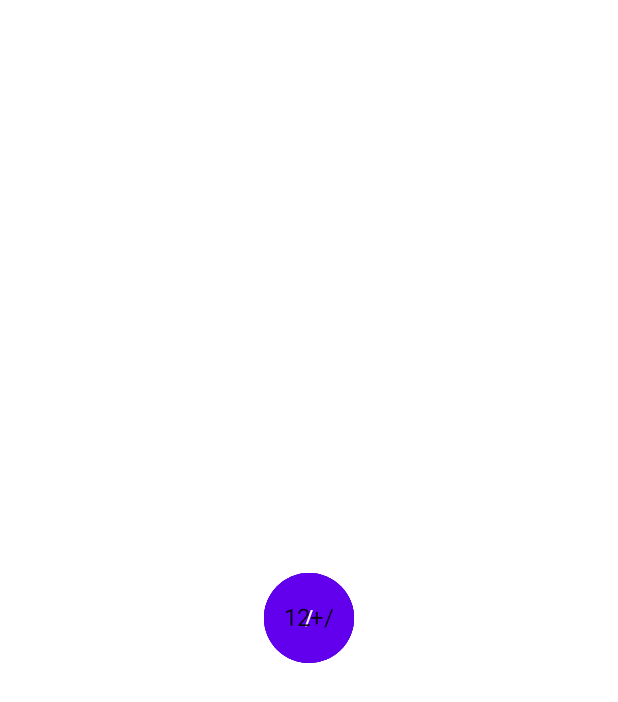
After one commit to metehanbolatt/ComposeUITest, an Android app built with Jetpack Compose: the composable FirstScreen shown on its own in the app's theme, on a phone screen of 412 x 824 dp. The commit adds this screen. Shown: the top 702 px of the screen. Run offline under Robolectric (Android 15) with nearby library versions, the phone set to English and light mode, and no system bars.

Commit message:
First Screen UI Test

```diff
--- /dev/null
+++ b/app/src/main/java/com/metehanbolat/composeuitest/FirstScreen.kt
@@ -0,0 +1,59 @@
+package com.metehanbolat.composeuitest
+
+import androidx.compose.foundation.layout.Box
+import androidx.compose.foundation.layout.fillMaxSize
+import androidx.compose.foundation.layout.size
+import androidx.compose.foundation.shape.CircleShape
+import androidx.compose.material.Button
+import androidx.compose.material.Text
+import androidx.compose.runtime.Composable
+import androidx.compose.ui.Alignment
+import androidx.compose.ui.Modifier
+import androidx.compose.ui.draw.clip
+import androidx.compose.ui.unit.dp
+
+@Composable
+fun FirstScreen(
+    onClickAction: (String) -> Unit
+) {
+    Box(
+        modifier = Modifier.fillMaxSize(),
+        contentAlignment = Alignment.Center
+    ) {
+        Button(
+            modifier = Modifier
+                .size(60.dp)
+                .clip(CircleShape),
+            onClick = { onClickAction("1") }
+        ) {
+            Text(text = "1")
+        }
+        Button(
+            modifier = Modifier
+                .size(60.dp)
+                .clip(CircleShape),
+            onClick = { onClickAction("2") }
+        ) {
+            Text(text = "2")
+        }
+        Button(
+            modifier = Modifier
+                .size(60.dp)
+                .clip(CircleShape),
+            onClick = { onClickAction("+") }
+        ) {
+            Text(text = "+")
+        }
+        Button(
+            modifier = Modifier
+                .size(60.dp)
+                .clip(CircleShape),
+            onClick = { onClickAction("/") }
+        ) {
+            Text(text = "/")
+        }
+
+        Text(text = "12+/")
+
+    }
+}
--- a/app/src/main/java/com/metehanbolat/composeuitest/MainActivity.kt
+++ b/app/src/main/java/com/metehanbolat/composeuitest/MainActivity.kt
@@ -3,10 +3,6 @@ package com.metehanbolat.composeuitest
 import android.os.Bundle
 import androidx.activity.ComponentActivity
 import androidx.activity.compose.setContent
-import androidx.compose.runtime.getValue
-import androidx.compose.runtime.mutableStateOf
-import androidx.compose.runtime.remember
-import androidx.compose.runtime.setValue
 import com.metehanbolat.composeuitest.ui.theme.ComposeUITestTheme
 
 class MainActivity : ComponentActivity() {
```
Also changed, not shown: 1 other file.
